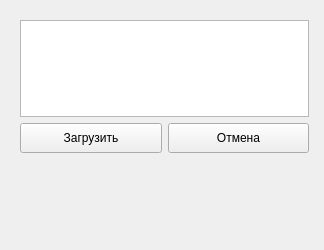
This is desktop_version/ui/mt_model_load.ui in WilldyM/AdaptiveInformationalSystem as Qt 5 draws it before an edit. The edited form follows.
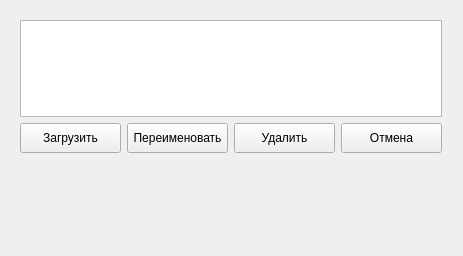
This is the edited form.

```diff
--- a/desktop_version/ui/mt_model_load.ui
+++ b/desktop_version/ui/mt_model_load.ui
@@ -6,8 +6,8 @@
    <rect>
     <x>0</x>
     <y>0</y>
-    <width>324</width>
-    <height>250</height>
+    <width>463</width>
+    <height>256</height>
    </rect>
   </property>
   <property name="windowTitle">
@@ -18,7 +18,7 @@
     <rect>
      <x>20</x>
      <y>20</y>
-     <width>289</width>
+     <width>422</width>
      <height>133</height>
     </rect>
    </property>
@@ -47,6 +47,44 @@
         </property>
        </widget>
       </item>
+      <item>
+       <widget class="QPushButton" name="pushButton_3">
+        <property name="sizePolicy">
+         <sizepolicy hsizetype="Expanding" vsizetype="Minimum">
+          <horstretch>0</horstretch>
+          <verstretch>0</verstretch>
+         </sizepolicy>
+        </property>
+        <property name="minimumSize">
+         <size>
+          <width>100</width>
+          <height>30</height>
+         </size>
+        </property>
+        <property name="text">
+         <string>Переименовать</string>
+        </property>
+       </widget>
+      </item>
+      <item>
+       <widget class="QPushButton" name="pushButton_4">
+        <property name="sizePolicy">
+         <sizepolicy hsizetype="Expanding" vsizetype="Minimum">
+          <horstretch>0</horstretch>
+          <verstretch>0</verstretch>
+         </sizepolicy>
+        </property>
+        <property name="minimumSize">
+         <size>
+          <width>100</width>
+          <height>30</height>
+         </size>
+        </property>
+        <property name="text">
+         <string>Удалить</string>
+        </property>
+       </widget>
+      </item>
       <item>
        <widget class="QPushButton" name="pushButton_2">
         <property name="sizePolicy">
```
